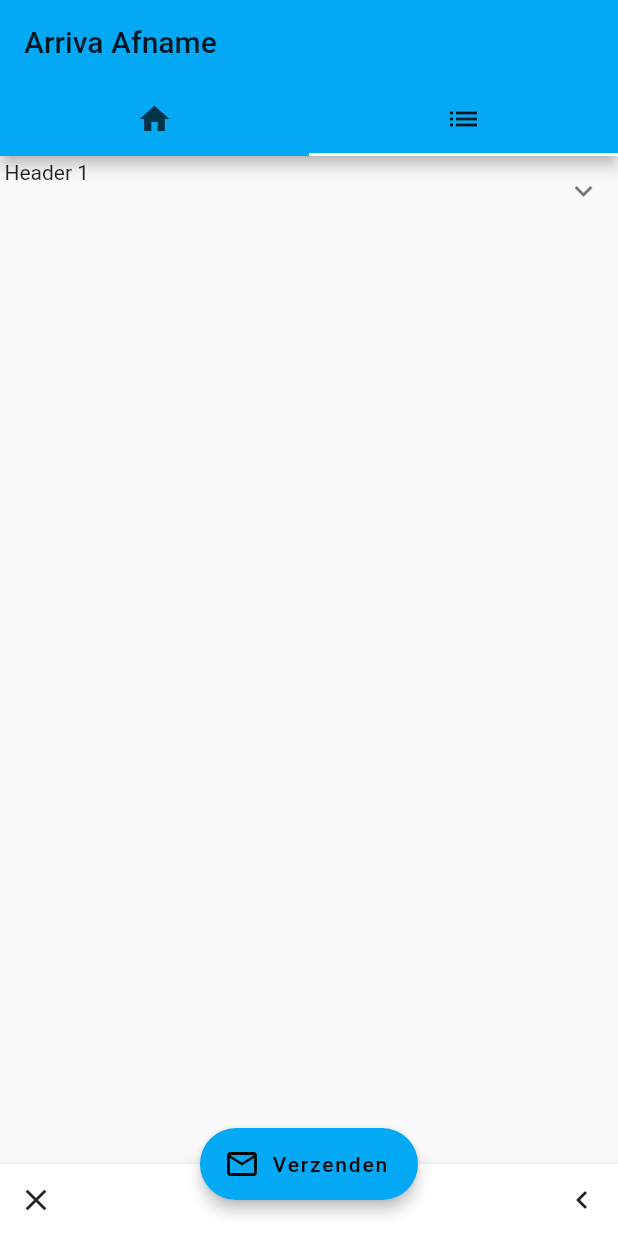
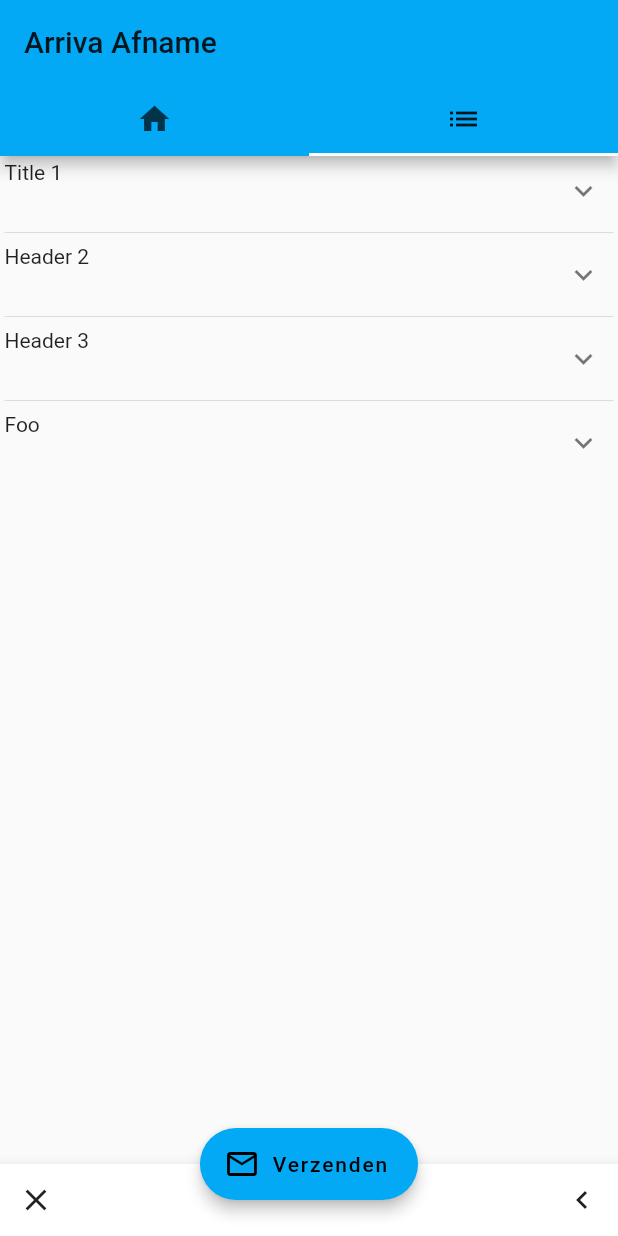
Before and after one commit to Kwonunn/arriva_app, a Flutter app: the screen it shows after launch, tab 2 chosen, on a phone screen of 412 x 824 dp. Run offline on Flutter 3.47's test engine with Material 2 defaults, Android fonts, the phone set to English and light mode, and no system bars; drawn by our look-alikes of expandable.

Commit message:
Implemented listed questions

```diff
--- a/lib/questions.dart
+++ b/lib/questions.dart
@@ -3,12 +3,14 @@ import 'package:expandable/expandable.dart';
 
 class QuestionFields extends StatelessWidget {
   Widget build(BuildContext context) {
-    return ListView.builder(
-        padding: const EdgeInsets.all(3),
-        itemCount: 1,
-        itemBuilder: (BuildContext context, int index) {
-          return questionBuilder(index);
-        });
+    return ListView.separated(
+      padding: const EdgeInsets.all(3),
+      itemCount: questions.length,
+      itemBuilder: (BuildContext context, int index) {
+        return questionBuilder(index);
+      },
+      separatorBuilder: (BuildContext context, int index) => const Divider(),
+    );
   }
 }
 
@@ -29,4 +31,9 @@ class QuestionBox {
   Text body;
 }
 
-final List<QuestionBox> questions = [QuestionBox("Header 1", "Body 1"), QuestionBox("Header 2", "Body 2"), QuestionBox("Header 3", "Body 3"),];
+final List<QuestionBox> questions = [
+  QuestionBox("Title 1", "Body 1"),
+  QuestionBox("Header 2", "Body 2"),
+  QuestionBox("Header 3", "Body 3"),
+  QuestionBox("Foo", "Bar"),
+];
```
